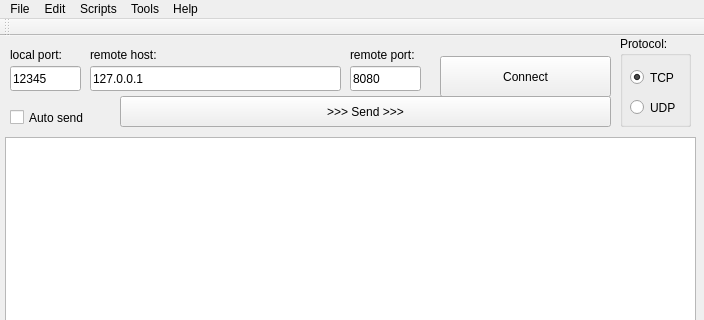
sha0coder/reproxy, file reproxy/mainwindow.ui: the form before one commit; both pictures show x 0 to 704 and y 0 to 320 of the 704 by 600 pixel window.
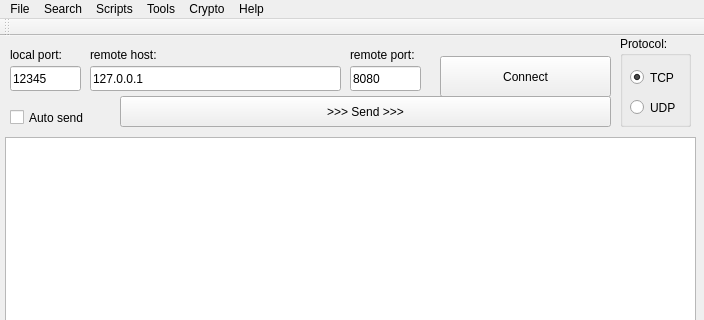
The form after the commit.

What changed in the file:
```diff
--- a/reproxy/mainwindow.ui
+++ b/reproxy/mainwindow.ui
@@ -394,7 +394,7 @@
      <x>0</x>
      <y>0</y>
      <width>704</width>
-     <height>34</height>
+     <height>22</height>
     </rect>
    </property>
    <widget class="QMenu" name="menuFile">
@@ -411,7 +411,7 @@
    </widget>
    <widget class="QMenu" name="menuTools">
     <property name="title">
-     <string>Edit</string>
+     <string>Search</string>
     </property>
    </widget>
    <widget class="QMenu" name="menuScripts">
@@ -434,10 +434,18 @@
     <addaction name="actionAbout_2"/>
     <addaction name="actionScripting"/>
    </widget>
+   <widget class="QMenu" name="menuCrypto">
+    <property name="title">
+     <string>Crypto</string>
+    </property>
+    <addaction name="actionchacha20"/>
+    <addaction name="actionAES"/>
+   </widget>
    <addaction name="menuFile"/>
    <addaction name="menuTools"/>
    <addaction name="menuScripts"/>
    <addaction name="menuTools_2"/>
+   <addaction name="menuCrypto"/>
    <addaction name="menuHelp"/>
   </widget>
   <widget class="QToolBar" name="mainToolBar">
```
Left out of the diff: 38 changed lines with no effect on the pictures.
